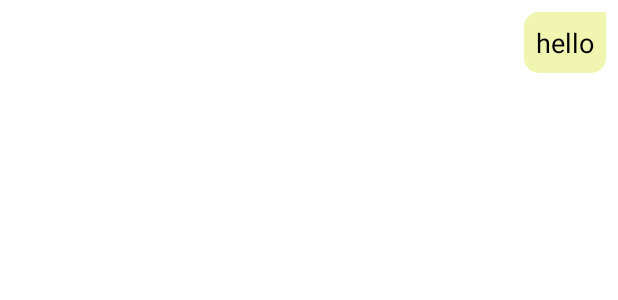
After one commit to Ketaki-Gangadhar/ChatApp, an Android app: the layout chat_item_right.xml on its own in the app's theme, with its tools: preview values and no code run, on a phone screen of 412 x 824 dp. The commit adds this screen. Shown: the top 300 px of the screen. Run offline under Robolectric (Android 15) with nearby library versions, the phone set to English and light mode, and no system bars.

Commit message:
updated app

```diff
--- a/app/src/main/java/ketaki/mycompany/letschat/Adapters/UserAdapter.java
+++ b/app/src/main/java/ketaki/mycompany/letschat/Adapters/UserAdapter.java
@@ -15,7 +15,6 @@ import com.bumptech.glide.Glide;
 
 import java.util.List;
 
-import ketaki.mycompany.letschat.Home;
 import ketaki.mycompany.letschat.MessageActivityy;
 import ketaki.mycompany.letschat.Model.MyUsers;
 import ketaki.mycompany.letschat.R;
--- /dev/null
+++ b/app/src/main/res/drawable/background_right.xml
@@ -0,0 +1,12 @@
+<?xml version="1.0" encoding="utf-8"?>
+<shape xmlns:android="http://schemas.android.com/apk/res/android">
+    android:shape="rectangle>
+
+    <corners
+        android:radius="10dp"
+        android:topRightRadius="0dp"/>
+
+    <solid android:color="#F0F6B0"/>
+
+
+</shape>
--- a/app/src/main/res/layout/activityy_message.xml
+++ b/app/src/main/res/layout/activityy_message.xml
@@ -70,6 +70,7 @@
     </RelativeLayout>
 
     <androidx.recyclerview.widget.RecyclerView
+        android:id="@+id/recyclerView_msg"
         android:layout_width="match_parent"
         android:layout_height="0dp"
         android:layout_marginStart="2dp"
--- /dev/null
+++ b/app/src/main/res/layout/chat_item_right.xml
@@ -0,0 +1,36 @@
+<?xml version="1.0" encoding="utf-8"?>
+<RelativeLayout
+    xmlns:android="http://schemas.android.com/apk/res/android"
+    android:layout_width="match_parent"
+    android:padding="8dp"
+    android:layout_height="wrap_content">
+
+    <RelativeLayout
+        android:layout_width="300dp"
+        android:layout_height="wrap_content"
+        android:layout_alignParentEnd="true"
+        android:layout_alignParentRight="true">
+
+    <ImageView
+        android:layout_width="wrap_content"
+        android:layout_height="wrap_content"
+        android:id="@+id/profileImage"
+        android:visibility="gone"/>
+
+    <TextView
+        android:id="@+id/show_msg"
+        android:layout_width="wrap_content"
+        android:layout_height="wrap_content"
+        android:layout_alignParentEnd="true"
+        android:layout_alignParentRight="true"
+        android:background="@drawable/background_right"
+        android:padding="8dp"
+        android:text="hello"
+        android:textColor="@color/black"
+        android:textSize="18sp" />
+
+
+
+</RelativeLayout>
+
+</RelativeLayout>
--- a/app/src/main/res/values/strings.xml
+++ b/app/src/main/res/values/strings.xml
@@ -11,6 +11,7 @@
     <string name="logout">Logout</string>
     <!-- TODO: Remove or change this placeholder text -->
     <string name="hello_blank_fragment">Hello blank fragment</string>
+    <string name="hello">hello</string>
 
 
 </resources>
```
Also changed, not shown: app/src/main/java/ketaki/mycompany/letschat/Adapters/MessageAdapter.java (added, +109 -0 lines), app/src/main/java/ketaki/mycompany/letschat/MessageActivityy.java (+49 -0 lines), app/src/main/java/ketaki/mycompany/letschat/Model/Chat.java (added, +39 -0 lines), app/src/main/res/drawable/background_left.xml (added, +12 -0 lines), app/src/main/res/layout/chat_item_left.xml (added, +28 -0 lines).
